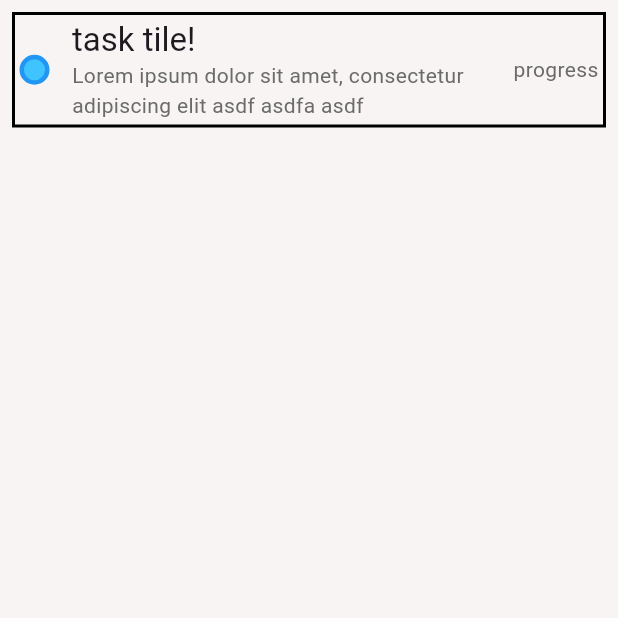
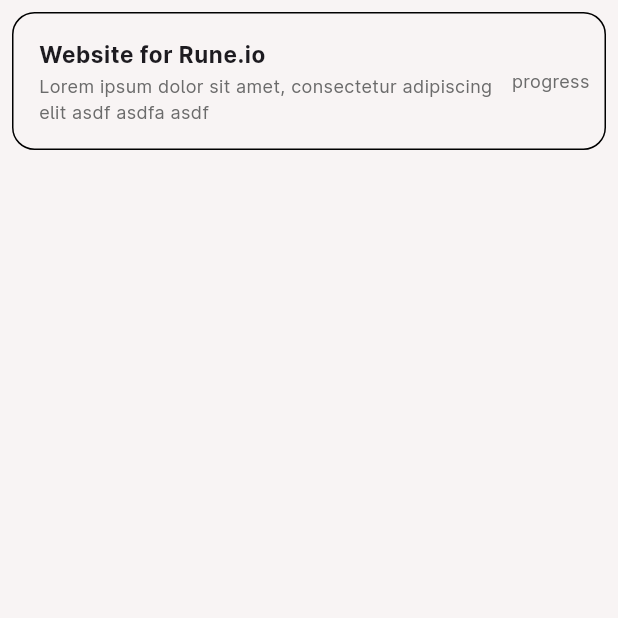
Before and after one commit to Michael-R-Dickinson/todolist, a Flutter app: the screen it shows after launch, on a phone screen of 412 x 824 dp, the top half of it. Run offline on Flutter 3.47's test engine with Material 3 defaults, Android fonts, the phone set to English and light mode, and no system bars.

Commit message:
customized text size and font for todo

```diff
--- a/lib/theme/custom_theme.dart
+++ b/lib/theme/custom_theme.dart
@@ -5,11 +5,17 @@ final customTheme = ThemeData(
   useMaterial3: true,
   textTheme: const TextTheme(
     titleMedium: TextStyle(
-      fontSize: 18,
-      fontWeight: FontWeight.w500,
+      fontSize: 15,
+      fontWeight: FontWeight.bold,
+      fontFamily: 'LinikSans',
+      letterSpacing: 0.4,
     ),
     bodyMedium: TextStyle(
-        fontSize: 14, fontWeight: FontWeight.normal, color: textLight),
+      fontSize: 12,
+      fontWeight: FontWeight.normal,
+      color: textLight,
+      fontFamily: 'LinikSans',
+    ),
   ),
   scaffoldBackgroundColor: backgroundColor,
 );
--- a/lib/widgets/task_text.dart
+++ b/lib/widgets/task_text.dart
@@ -16,10 +16,11 @@ class TaskText extends StatelessWidget {
         children: [
           Text(
             title,
-            style: Theme.of(context).textTheme.titleLarge,
+            style: Theme.of(context).textTheme.titleMedium,
             textHeightBehavior:
                 const TextHeightBehavior(applyHeightToLastDescent: false),
           ),
+          const SizedBox(height: 4),
           Text(
             description,
             style: Theme.of(context).textTheme.bodyMedium,
--- a/lib/widgets/todo_list.dart
+++ b/lib/widgets/todo_list.dart
@@ -13,12 +13,13 @@ class TodoList extends StatelessWidget {
         children: [
           Container(
             margin: const EdgeInsets.all(8),
-            padding: const EdgeInsets.all(3),
+            padding: const EdgeInsets.fromLTRB(2, 16, 10, 16),
             decoration: BoxDecoration(
+              borderRadius: BorderRadius.circular(15),
               border: Border.all(
                 color: Colors.black,
                 style: BorderStyle.solid,
-                width: 2,
+                width: 1,
               ),
             ),
             child: Row(
@@ -27,13 +28,12 @@ class TodoList extends StatelessWidget {
                 const Expanded(
                   child: Row(
                     children: [
-                      CompleteCheckbox(),
                       SizedBox(
                         width: 15,
                       ),
                       Expanded(
                         child: TaskText(
-                            title: "task tile!",
+                            title: "Website for Rune.io",
                             description:
                                 "Lorem ipsum dolor sit amet, consectetur adipiscing elit asdf asdfa asdf"),
                       ),
```
